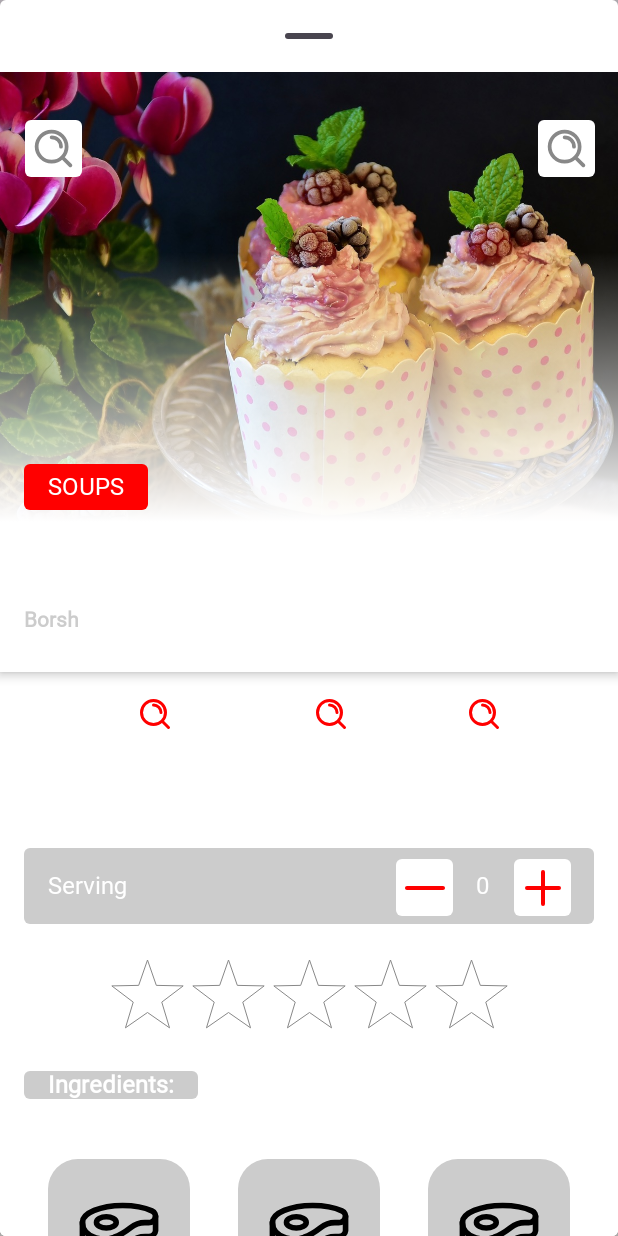
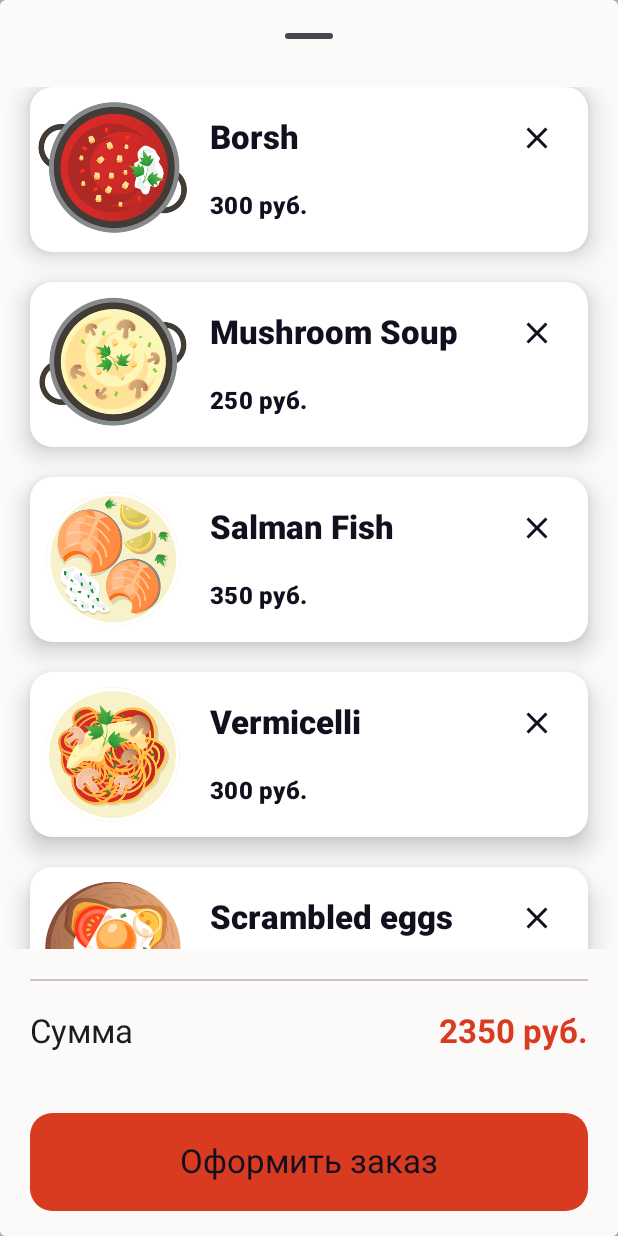
Before and after one commit to arinstotle/FoodOrderApp, an Android app built with Jetpack Compose: the composable CarteScreen shown on its own in the app's theme, after a tap on "Cart", on a phone screen of 412 x 824 dp. Run offline under Robolectric (Android 15) with nearby library versions, the phone set to English and light mode, and no system bars; our stand-ins replace accompanist; Roboto replaces fonts that are not available here.

Commit message:
feat: Connect CartScreen, change LazyColumn ~ Cart now have "Order now" always on the screen

```diff
--- a/app/src/main/java/com/example/nonameapp/ui/bottomNavigation/CustomBottomNavigation.kt
+++ b/app/src/main/java/com/example/nonameapp/ui/bottomNavigation/CustomBottomNavigation.kt
@@ -20,6 +20,7 @@ import androidx.compose.ui.draw.clip
 import androidx.compose.ui.graphics.Color
 import androidx.compose.ui.graphics.vector.ImageVector
 import androidx.compose.ui.res.vectorResource
+import androidx.compose.ui.text.font.FontWeight
 import androidx.compose.ui.tooling.preview.Preview
 import androidx.compose.ui.unit.dp
 import androidx.compose.ui.unit.sp
@@ -83,7 +84,8 @@ fun CustomButtonNavigationItem(
                 Text(
                     text = item.title,
                     color = contentColor,
-                    fontSize = 14.sp
+                    fontSize = 14.sp,
+                    fontWeight = FontWeight.Bold,
                 )
             }
         }
--- a/app/src/main/java/com/example/nonameapp/ui/cart/CartComposable.kt
+++ b/app/src/main/java/com/example/nonameapp/ui/cart/CartComposable.kt
@@ -6,11 +6,15 @@ import androidx.compose.foundation.layout.Arrangement
 import androidx.compose.foundation.layout.Box
 import androidx.compose.foundation.layout.Column
 import androidx.compose.foundation.layout.Row
+import androidx.compose.foundation.layout.fillMaxHeight
 import androidx.compose.foundation.layout.fillMaxSize
 import androidx.compose.foundation.layout.fillMaxWidth
 import androidx.compose.foundation.layout.height
+import androidx.compose.foundation.layout.heightIn
 import androidx.compose.foundation.layout.padding
 import androidx.compose.foundation.layout.width
+import androidx.compose.foundation.lazy.LazyColumn
+import androidx.compose.foundation.lazy.items
 import androidx.compose.foundation.rememberScrollState
 import androidx.compose.foundation.shape.RoundedCornerShape
 import androidx.compose.foundation.verticalScroll
@@ -56,24 +60,34 @@ fun CartScreen(
     ) {
         Column(
             modifier = Modifier
-                .verticalScroll(rememberScrollState())
                 .padding(it)
                 .padding(top = 10.dp)
         ) {
-            // List of products
-            for (item in itemsInCart) {
-                TinyDishCardInCart(
-//                    mViewModel = mViewModel,
-                    //navController = navController,
-                    foodDish = item,
-                )
+            Box(
+                modifier = Modifier
+                    .fillMaxHeight(0.75f)
+            ){
+                LazyColumn(
+                    modifier = Modifier
+                ) {
+                    items(itemsInCart){ foodDish ->
+                        TinyDishCardInCart(
+//                            mViewModel = mViewModel,
+//                            navController = navController,
+                            foodDish = foodDish,
+                        )
+                    }
+                }
             }
+
+
             // Divider
             Divider(
                 modifier = Modifier
                     .fillMaxWidth()
                     .padding(start = 20.dp, end = 20.dp, top = 20.dp)
             )
+
             // Row with total sum
             Row(
                 modifier = Modifier
@@ -94,6 +108,7 @@ fun CartScreen(
                     color = MaterialTheme.colorScheme.primary
                 )
             }
+
             // Button "Order now"
             Button(
                 onClick = {
@@ -133,12 +148,10 @@ fun TinyDishCardInCart(
         shape = RoundedCornerShape(15.dp),
         modifier = Modifier
             .fillMaxWidth()
-            .height(125.dp)
+            .height(130.dp)
             .padding(start = 20.dp, end = 20.dp, bottom = 20.dp)
-            .clickable {
-
-            },
-        color = MaterialTheme.colorScheme.onBackground,
+            .clickable { /*TODO:Click on Dish in the Cart*/ },
+        color = MaterialTheme.colorScheme.secondary,
         shadowElevation = 10.dp
     ) {
         Row(
@@ -173,16 +186,20 @@ fun TinyDishCardInCart(
                         text = foodDish.title,
                         style = MaterialTheme.typography.titleLarge,
                         fontWeight = FontWeight.ExtraBold,
-                        color = MaterialTheme.colorScheme.background,
+                        color = MaterialTheme.colorScheme.onPrimary,
                         maxLines = 1,
                         overflow = TextOverflow.Ellipsis,
                     )
 
-                    IconButton(onClick = { /*TODO*/ }) {
+                    IconButton(
+                        modifier = Modifier
+                            .padding(end = 10.dp),
+                        onClick = { /*TODO:Remove Dish from cart*/ }
+                    ) {
                         Icon(
                             imageVector = Icons.Default.Clear,
                             contentDescription = "clear",
-                            tint = MaterialTheme.colorScheme.background
+                            tint = MaterialTheme.colorScheme.onPrimary
                         )
                     }
                 }
@@ -196,7 +213,7 @@ fun TinyDishCardInCart(
                     Text(
                         text = foodDish.price.toString() + " руб.",
                         style = MaterialTheme.typography.titleMedium,
-                        color = MaterialTheme.colorScheme.background,
+                        color = MaterialTheme.colorScheme.onPrimary,
                         maxLines = 1,
                         overflow = TextOverflow.Ellipsis,
                         fontWeight = FontWeight.ExtraBold,
--- a/app/src/main/java/com/example/nonameapp/ui/cart/CartViewModel.kt
+++ b/app/src/main/java/com/example/nonameapp/ui/cart/CartViewModel.kt
@@ -6,7 +6,7 @@ import com.example.nonameapp.ui.carte.FoodDishesDataSource
 
 class CartViewModel: ViewModel() {
 
-    private val dishesInCart: List<FoodDishUIModel> = FoodDishesDataSource.listOfFoodDishes.dropLast(4)
+    private var dishesInCart: List<FoodDishUIModel> = FoodDishesDataSource.listOfFoodDishes.dropLast(4)
 
     fun getItemsInCart(): List<FoodDishUIModel> = dishesInCart
 
@@ -17,4 +17,8 @@ class CartViewModel: ViewModel() {
         }
         return sum
     }
+
+    fun removeDishFromCart(idDish: String){
+        dishesInCart = dishesInCart.filter { it.id != idDish }
+    }
 }
--- a/app/src/main/java/com/example/nonameapp/ui/carte/CarteComposable.kt
+++ b/app/src/main/java/com/example/nonameapp/ui/carte/CarteComposable.kt
@@ -69,6 +69,7 @@ import androidx.compose.foundation.layout.fillMaxSize
 import androidx.compose.material.ModalBottomSheetValue
 import androidx.compose.ui.Modifier
 import androidx.compose.ui.unit.IntOffset
+import com.example.nonameapp.ui.cart.CartScreen
 import kotlinx.coroutines.launch
 
 @OptIn(ExperimentalMaterial3Api::class)
@@ -76,11 +77,18 @@ import kotlinx.coroutines.launch
 fun CarteScreen(
     navController: NavController
 ) {
-    val sheetState = rememberModalBottomSheetState(
+    val scope = rememberCoroutineScope()
+
+    val dishSheetState = rememberModalBottomSheetState(
         skipPartiallyExpanded = true
     )
-    val scope = rememberCoroutineScope()
-    var showBottomSheet by remember { mutableStateOf(false) }
+    val cartSheetState = rememberModalBottomSheetState(
+        skipPartiallyExpanded = true
+    )
+
+    var showDishBottomSheet by remember { mutableStateOf(false) }
+    var showCartBottomSheet by remember { mutableStateOf(false) }
+
     val list = FoodDishesDataSource.listOfFoodDishes
     Scaffold(
         topBar = {
@@ -89,12 +97,13 @@ fun CarteScreen(
                     Text(
                         text = "Soups",
                         style = MaterialTheme.typography.titleLarge,
-                        color = MaterialTheme.colorScheme.primary
+                        color = MaterialTheme.colorScheme.primary,
+                        fontWeight = FontWeight.Bold
                     )
                 },
                 navigationIcon = {
                     IconButton(
-                        onClick = { /*TODO: Navigate to DishScreen*/ }
+                        onClick = { /*TODO: Navigate to %screen%*/ }
                     ) {
                         Icon(
                             imageVector = Icons.Filled.ArrowBack,
@@ -102,7 +111,10 @@ fun CarteScreen(
                             tint = FoodOnboardingGradient
                         )
                     }
-                }
+                },
+                colors = TopAppBarDefaults.centerAlignedTopAppBarColors(
+                    containerColor = MaterialTheme.colorScheme.background
+                ),
             )
         },
         floatingActionButton = {
@@ -110,32 +122,45 @@ fun CarteScreen(
                 text = { Text("Cart") },
                 icon = { Icon(Icons.Filled.ShoppingCart, contentDescription = "") },
                 onClick = {
-                    showBottomSheet = true
+                    showCartBottomSheet = true
+                },
+                backgroundColor = MaterialTheme.colorScheme.primary
+            )
+        }
+    ) {
+        if (showDishBottomSheet || showCartBottomSheet) {
+            ModalBottomSheet(
+                shape = RoundedCornerShape(4.dp),
+                containerColor = MaterialTheme.colorScheme.background,
+                modifier = Modifier.fillMaxSize(),
+                onDismissRequest = {
+                    if(showDishBottomSheet)
+                        showDishBottomSheet = false
+                    else
+                        showCartBottomSheet = false
+                },
+                sheetState = if(showDishBottomSheet) dishSheetState else cartSheetState,
+                content = {
+                    scope.launch {
+                        if(showDishBottomSheet)
+                            dishSheetState.expand()
+                        else
+                            cartSheetState.expand()
+                    }
+
+                    if(showDishBottomSheet)
+                        DishCardInfoComposable(foodDish = FoodDishesDataSource.listOfFoodDishes[0])
+                    else
+                        CartScreen(navController = navController)
                 }
             )
         }
-    ) {
-        if (showBottomSheet) {
-            ModalBottomSheet(
-                shape = RoundedCornerShape(4.dp),
-                containerColor = Color.White,
-                modifier = Modifier.fillMaxSize(),
-                onDismissRequest = {
-                    showBottomSheet = false
-                },
-                sheetState = sheetState,
-                content = {
-                    scope.launch { sheetState.expand() }
-                    DishCardInfoComposable(foodDish = FoodDishesDataSource.listOfFoodDishes[0])
-                }
-            )
-        }
+
         LazyVerticalGrid(
             state = rememberLazyGridState(),
             columns = GridCells.Fixed(2),
             modifier = Modifier
-                .padding(it)
-                .padding(top = 20.dp),
+                .padding(it),
             contentPadding = PaddingValues(10.dp)
         ) {
             itemsIndexed(
@@ -144,7 +169,9 @@ fun CarteScreen(
                     item.hashCode()
                 }
             ) { _, item ->
-                TinyFoodDishCard(item)
+                TinyFoodDishCard(item){
+                    showDishBottomSheet = true
+                }
             }
         }
     }
@@ -152,12 +179,16 @@ fun CarteScreen(
 }
 
 @Composable
-fun TinyFoodDishCard(foodDish: FoodDishUIModel) {
+fun TinyFoodDishCard(
+    foodDish: FoodDishUIModel,
+    onClick: () -> Unit
+) {
     Box(
         modifier = Modifier
             .height(250.dp)
             .padding(10.dp)
             .clickable {
+                onClick()
             }
     ) {
         Card(
@@ -233,7 +264,9 @@ fun DishCardInfoComposable(foodDish: FoodDishUIModel) {
             ParallaxToolbar(foodDish = foodDish, scrollState = scrollState)
         }
     ) { contentPadding ->
-        Box(modifier = Modifier.fillMaxSize().background(Color.White)
+        Box(modifier = Modifier
+            .fillMaxSize()
+            .background(Color.White)
             .padding(contentPadding)) {
             DishContent(foodDish, scrollState)
         }
```
